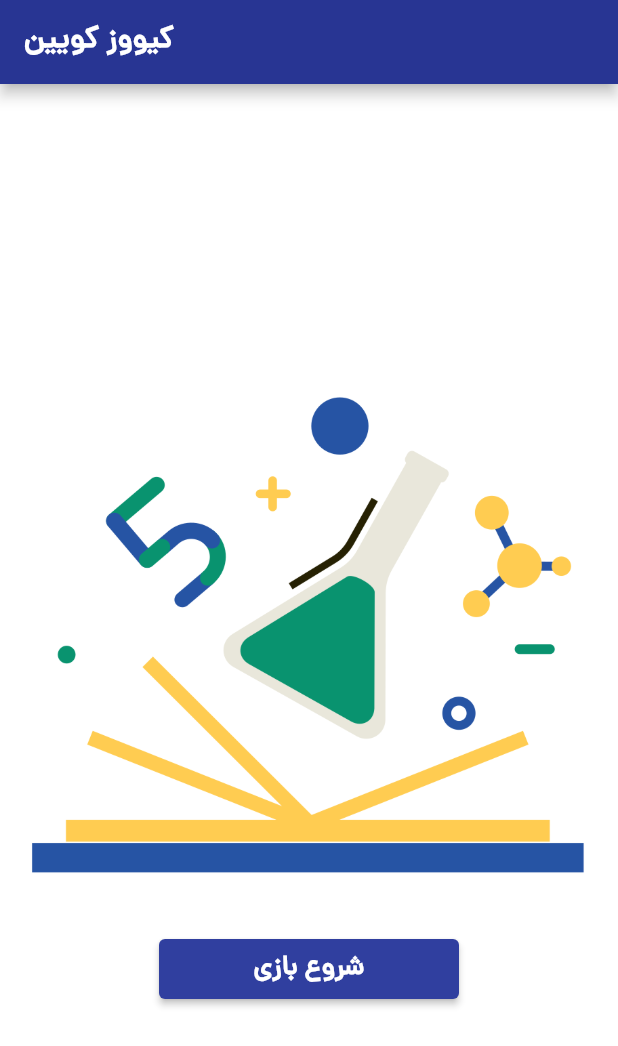
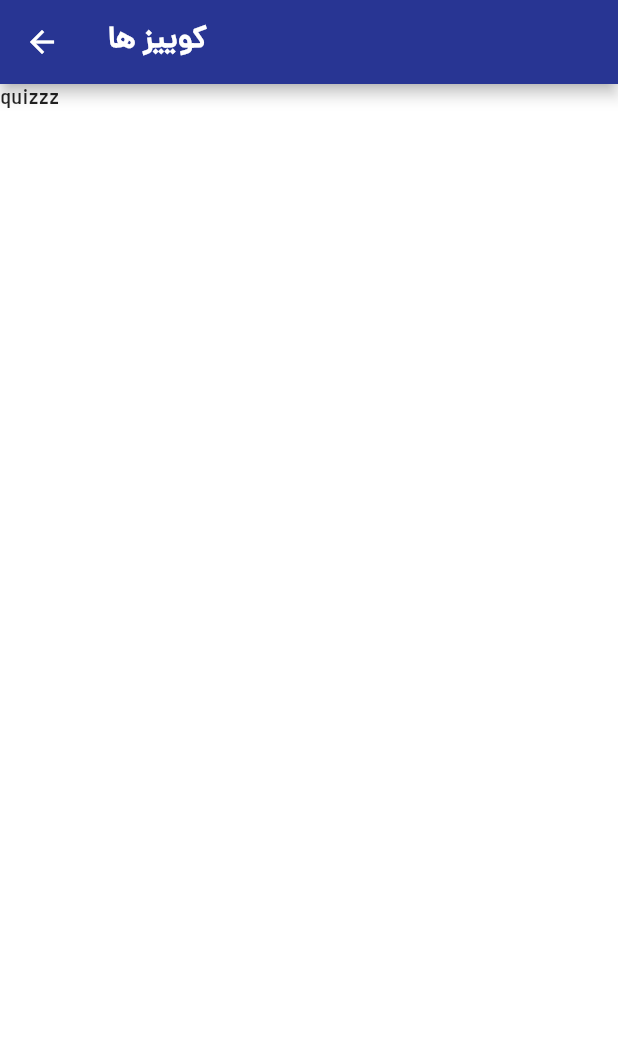
Before and after one commit to amirahmadadibi/quiz_application, a Flutter app: the screen it shows after launch, after a tap on "شروع بازی", on a phone screen of 412 x 824 dp. Shown: the top 1046 px of the screen. Run offline on Flutter 3.47's test engine with Material 2 defaults, Android fonts, the phone set to English and light mode, and no system bars.

Commit message:
week6 E12-adding quiz page

```diff
--- a/lib/home_page.dart
+++ b/lib/home_page.dart
@@ -1,11 +1,21 @@
 import 'package:flutter/material.dart';
+import 'package:quizz_like_application/quiz_page.dart';
 
 class HomeWidget extends StatelessWidget {
   const HomeWidget({Key? key}) : super(key: key);
 
   @override
   Widget build(BuildContext context) {
-    return SafeArea(
+    return Scaffold(
+      backgroundColor: Colors.white,
+      appBar: AppBar(
+        backgroundColor: Colors.indigo[800],
+        title: Text(
+          'کیووز کویین',
+          style: TextStyle(fontWeight: FontWeight.bold),
+        ),
+      ),
+      body: SafeArea(
         child: Column(
           mainAxisAlignment: MainAxisAlignment.center,
           children: [
@@ -15,7 +25,13 @@ class HomeWidget extends StatelessWidget {
             ElevatedButton(
               style: ElevatedButton.styleFrom(
                   primary: Colors.indigo[700], minimumSize: Size(200.0, 40.0)),
-            onPressed: () {},
+              onPressed: () {
+                Navigator.of(context).push(
+                  MaterialPageRoute(
+                    builder: (context) => QuizPage(),
+                  ),
+                );
+              },
               child: Text(
                 'شروع بازی',
                 style: TextStyle(
@@ -26,6 +42,7 @@ class HomeWidget extends StatelessWidget {
             )
           ],
         ),
+      ),
     );
   }
 }
--- a/lib/main.dart
+++ b/lib/main.dart
@@ -12,17 +12,7 @@ class Application extends StatelessWidget {
   Widget build(BuildContext context) {
     return MaterialApp(
       theme: ThemeData(fontFamily: 'dana'),
-      home: Scaffold(
-        backgroundColor: Colors.white,
-        appBar: AppBar(
-          backgroundColor: Colors.indigo[800],
-          title: Text(
-            'کیووز کویین',
-            style: TextStyle(fontWeight: FontWeight.bold),
-          ),
-        ),
-        body: HomeWidget(),
-      ),
+      home: HomeWidget(),
     );
   }
 }
--- /dev/null
+++ b/lib/quiz_page.dart
@@ -0,0 +1,22 @@
+import 'package:flutter/material.dart';
+
+class QuizPage extends StatelessWidget {
+  const QuizPage({Key? key}) : super(key: key);
+
+  @override
+  Widget build(BuildContext context) {
+    return Scaffold(
+      backgroundColor: Colors.white,
+      appBar: AppBar(
+        backgroundColor: Colors.indigo[800],
+        title: Text(
+          'کوییز ها',
+          style: TextStyle(fontWeight: FontWeight.bold),
+        ),
+      ),
+      body: SafeArea(
+        child: Text('quizzz'),
+      ),
+    );
+  }
+}
```
Lines whose indentation alone changed are shown as unchanged.
